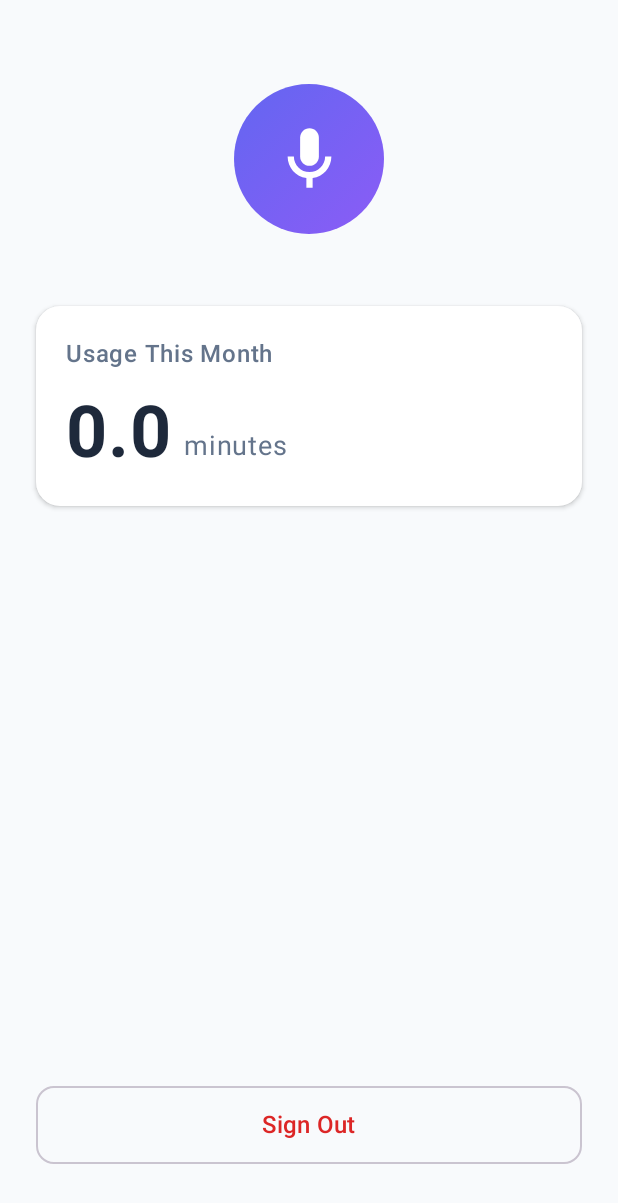
After one commit to Ijasiqbal/whisperType, an Android app built with Jetpack Compose: the composable ProfileScreen called with empty values, on a phone screen of 412 x 824 dp. The commit adds this screen. Shown: the top 1203 px of the screen. Run offline under Robolectric (Android 15) with nearby library versions, the phone set to English and light mode, and no system bars.

Commit message:
feat: Add usage data manager and home icon, update speech recognition and backend functions, and introduce new UI components.

```diff
--- /dev/null
+++ b/WhisperType- frontend/app/src/main/java/com/whispertype/app/data/UsageDataManager.kt
@@ -0,0 +1,47 @@
+package com.whispertype.app.data
+
+import kotlinx.coroutines.flow.MutableStateFlow
+import kotlinx.coroutines.flow.StateFlow
+import kotlinx.coroutines.flow.asStateFlow
+
+/**
+ * UsageDataManager - Singleton to store and provide usage data from API responses
+ *
+ * This manager:
+ * 1. Stores the latest usage data received from transcription API
+ * 2. Provides a StateFlow for UI components to observe
+ * 3. Persists data in memory (refreshed on each transcription)
+ */
+object UsageDataManager {
+
+    /**
+     * Data class representing usage state
+     */
+    data class UsageState(
+        val lastSecondsUsed: Int = 0,           // Seconds used in last transcription
+        val totalSecondsThisMonth: Int = 0,     // Total seconds used this month
+        val lastUpdated: Long = 0               // Timestamp of last update
+    )
+
+    private val _usageState = MutableStateFlow(UsageState())
+    val usageState: StateFlow<UsageState> = _usageState.asStateFlow()
+
+    /**
+     * Update usage data after a successful transcription
+     * Called by WhisperApiClient after receiving API response
+     */
+    fun updateUsage(secondsUsed: Int, totalSecondsThisMonth: Int) {
+        _usageState.value = UsageState(
+            lastSecondsUsed = secondsUsed,
+            totalSecondsThisMonth = totalSecondsThisMonth,
+            lastUpdated = System.currentTimeMillis()
+        )
+    }
+
+    /**
+     * Clear usage data (e.g., on sign out)
+     */
+    fun clear() {
+        _usageState.value = UsageState()
+    }
+}
--- /dev/null
+++ b/WhisperType- frontend/app/src/main/java/com/whispertype/app/ui/ProfileScreen.kt
@@ -0,0 +1,194 @@
+package com.whispertype.app.ui
+
+import androidx.compose.foundation.background
+import androidx.compose.foundation.layout.*
+import androidx.compose.foundation.shape.CircleShape
+import androidx.compose.foundation.shape.RoundedCornerShape
+import androidx.compose.material3.*
+import androidx.compose.runtime.*
+import androidx.compose.ui.Alignment
+import androidx.compose.ui.Modifier
+import androidx.compose.ui.draw.clip
+import androidx.compose.ui.graphics.Brush
+import androidx.compose.ui.graphics.Color
+import androidx.compose.ui.res.painterResource
+import androidx.compose.ui.text.font.FontWeight
+import androidx.compose.ui.unit.dp
+import androidx.compose.ui.unit.sp
+import androidx.lifecycle.compose.collectAsStateWithLifecycle
+import com.whispertype.app.R
+import com.whispertype.app.data.UsageDataManager
+import java.text.SimpleDateFormat
+import java.util.*
+
+/**
+ * ProfileScreen - Displays user profile and usage statistics
+ */
+@Composable
+fun ProfileScreen(
+    userEmail: String?,
+    onSignOut: () -> Unit
+) {
+    val usageState by UsageDataManager.usageState.collectAsStateWithLifecycle()
+
+    Column(
+        modifier = Modifier
+            .fillMaxSize()
+            .padding(24.dp),
+        horizontalAlignment = Alignment.CenterHorizontally
+    ) {
+        Spacer(modifier = Modifier.height(32.dp))
+
+        // Profile icon
+        Box(
+            modifier = Modifier
+                .size(100.dp)
+                .clip(CircleShape)
+                .background(
+                    Brush.linearGradient(
+                        colors = listOf(
+                            Color(0xFF6366F1),
+                            Color(0xFF8B5CF6)
+                        )
+                    )
+                ),
+            contentAlignment = Alignment.Center
+        ) {
+            Icon(
+                painter = painterResource(id = R.drawable.ic_microphone),
+                contentDescription = "Profile",
+                tint = Color.White,
+                modifier = Modifier.size(50.dp)
+            )
+        }
+
+        Spacer(modifier = Modifier.height(16.dp))
+
+        // User email
+        if (userEmail != null) {
+            Text(
+                text = userEmail,
+                fontSize = 18.sp,
+                fontWeight = FontWeight.Medium,
+                color = Color(0xFF1E293B)
+            )
+        }
+
+        Spacer(modifier = Modifier.height(32.dp))
+
+        // Usage Card
+        Card(
+            modifier = Modifier.fillMaxWidth(),
+            shape = RoundedCornerShape(16.dp),
+            colors = CardDefaults.cardColors(containerColor = Color.White),
+            elevation = CardDefaults.cardElevation(defaultElevation = 2.dp)
+        ) {
+            Column(
+                modifier = Modifier.padding(20.dp)
+            ) {
+                Text(
+                    text = "Usage This Month",
+                    fontSize = 16.sp,
+                    fontWeight = FontWeight.SemiBold,
+                    color = Color(0xFF64748B)
+                )
+
+                Spacer(modifier = Modifier.height(12.dp))
+
+                Row(
+                    verticalAlignment = Alignment.Bottom
+                ) {
+                    // Convert seconds to minutes with 1 decimal place
+                    val minutesUsed = usageState.totalSecondsThisMonth / 60.0
+                    Text(
+                        text = String.format("%.1f", minutesUsed),
+                        fontSize = 48.sp,
+                        fontWeight = FontWeight.Bold,
+                        color = Color(0xFF1E293B)
+                    )
+                    Spacer(modifier = Modifier.width(8.dp))
+                    Text(
+                        text = "minutes",
+                        fontSize = 18.sp,
+                        color = Color(0xFF64748B),
+                        modifier = Modifier.padding(bottom = 8.dp)
+                    )
+                }
+
+                if (usageState.lastUpdated > 0) {
+                    Spacer(modifier = Modifier.height(8.dp))
+                    Text(
+                        text = "Last updated: ${formatTimestamp(usageState.lastUpdated)}",
+                        fontSize = 12.sp,
+                        color = Color(0xFF94A3B8)
+                    )
+                }
+            }
+        }
+
+        Spacer(modifier = Modifier.height(16.dp))
+
+        // Last transcription info
+        if (usageState.lastSecondsUsed > 0) {
+            Card(
+                modifier = Modifier.fillMaxWidth(),
+                shape = RoundedCornerShape(16.dp),
+                colors = CardDefaults.cardColors(containerColor = Color(0xFFF1F5F9))
+            ) {
+                Row(
+                    modifier = Modifier
+                        .fillMaxWidth()
+                        .padding(16.dp),
+                    verticalAlignment = Alignment.CenterVertically
+                ) {
+                    Text(
+                        text = "📝",
+                        fontSize = 24.sp
+                    )
+                    Spacer(modifier = Modifier.width(12.dp))
+                    Column {
+                        Text(
+                            text = "Last Transcription",
+                            fontSize = 14.sp,
+                            fontWeight = FontWeight.Medium,
+                            color = Color(0xFF1E293B)
+                        )
+                        Text(
+                            text = "${usageState.lastSecondsUsed} seconds",
+                            fontSize = 12.sp,
+                            color = Color(0xFF64748B)
+                        )
+                    }
+                }
+            }
+        }
+
+        Spacer(modifier = Modifier.weight(1f))
+
+        // Sign out button
+        OutlinedButton(
+            onClick = onSignOut,
+            modifier = Modifier.fillMaxWidth(),
+            shape = RoundedCornerShape(12.dp),
+            colors = ButtonDefaults.outlinedButtonColors(
+                contentColor = Color(0xFFDC2626)
+            )
+        ) {
+            Text(
+                text = "Sign Out",
+                fontSize = 16.sp,
+                modifier = Modifier.padding(vertical = 8.dp)
+            )
+        }
+
+        Spacer(modifier = Modifier.height(24.dp))
+    }
+}
+
+/**
+ * Format timestamp to readable string
+ */
+private fun formatTimestamp(timestamp: Long): String {
+    val formatter = SimpleDateFormat("MMM d, h:mm a", Locale.getDefault())
+    return formatter.format(Date(timestamp))
+}
```
Also changed, not shown: WhisperType- frontend/app/src/main/java/com/whispertype/app/MainActivity.kt (+89 -2 lines), WhisperType- frontend/app/src/main/java/com/whispertype/app/api/WhisperApiClient.kt (+22 -5 lines), WhisperType- frontend/app/src/main/java/com/whispertype/app/audio/AudioProcessor.kt (+15 -8 lines), WhisperType- frontend/app/src/main/java/com/whispertype/app/speech/SpeechRecognitionHelper.kt (+12 -8 lines), WhisperType- frontend/app/src/main/res/drawable/ic_home.xml (added, +10 -0 lines), WhisperType- frontend/app/src/main/res/drawable/ic_person.xml (added, +10 -0 lines), 1 other file.
